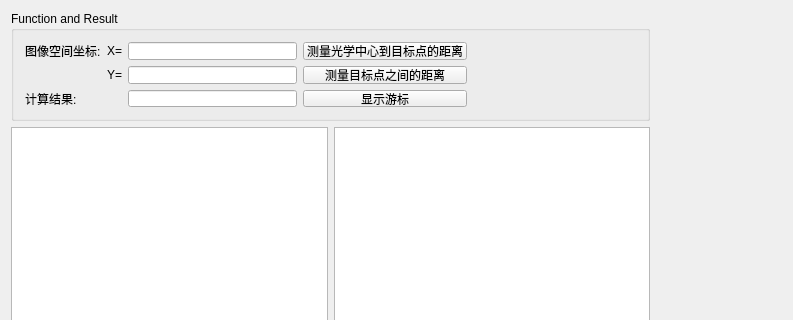
jiafeng5513/Evision, file src/Evision/RFinterface.ui: the form before one commit; both pictures show x 0 to 793 and y 0 to 320 of the 978 by 566 pixel window.
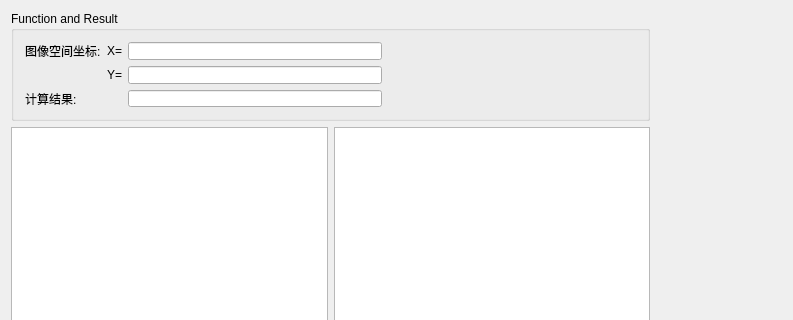
The form after the commit. Custom widgets are drawn as their Qt base class.

Patch:
```diff
--- a/src/Evision/RFinterface.ui
+++ b/src/Evision/RFinterface.ui
@@ -46,13 +46,6 @@
         </property>
        </widget>
       </item>
-      <item row="1" column="1">
-       <widget class="QLabel" name="label_3">
-        <property name="text">
-         <string>Y=</string>
-        </property>
-       </widget>
-      </item>
       <item row="0" column="1">
        <widget class="QLabel" name="label_2">
         <property name="text">
@@ -63,23 +56,13 @@
       <item row="1" column="2">
        <widget class="QLineEdit" name="lineEdit_ImgY"/>
       </item>
-      <item row="0" column="2">
-       <widget class="QLineEdit" name="lineEdit_ImgX"/>
-      </item>
       <item row="2" column="2">
        <widget class="QLineEdit" name="lineEdit_Res"/>
       </item>
+      <item row="0" column="2">
+       <widget class="QLineEdit" name="lineEdit_ImgX"/>
+      </item>
       <item row="0" column="5">
-       <widget class="QPushButton" name="pushButton_getDis">
-        <property name="text">
-         <string>测量光学中心到目标点的距离</string>
-        </property>
-        <property name="checkable">
-         <bool>true</bool>
-        </property>
-       </widget>
-      </item>
-      <item row="0" column="6">
        <spacer name="horizontalSpacer">
         <property name="orientation">
          <enum>Qt::Horizontal</enum>
@@ -92,20 +75,10 @@
         </property>
        </spacer>
       </item>
-      <item row="1" column="5">
-       <widget class="QPushButton" name="pushButton_getGap">
+      <item row="1" column="1">
+       <widget class="QLabel" name="label_3">
         <property name="text">
-         <string>测量目标点之间的距离</string>
-        </property>
-        <property name="checkable">
-         <bool>true</bool>
-        </property>
-       </widget>
-      </item>
-      <item row="2" column="5">
-       <widget class="QPushButton" name="pushButton_ShowCursor">
-        <property name="text">
-         <string>显示游标</string>
+         <string>Y=</string>
         </property>
        </widget>
       </item>
```
Left out of the diff: 16 changed lines with no effect on the pictures.
